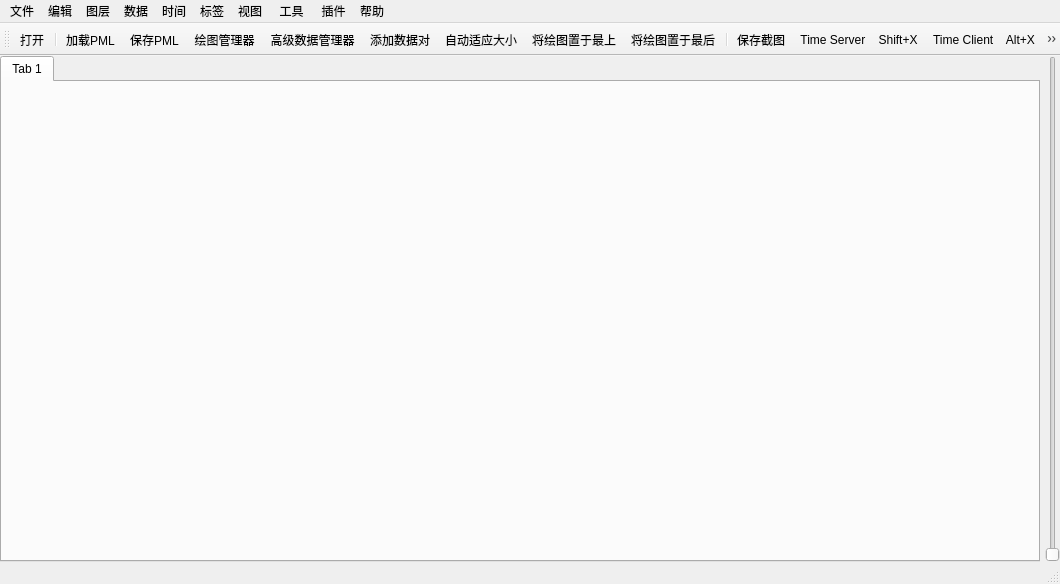
This is PlotXYDemo.ui in 23wwwtt/plotxy as Qt 5 draws it before an edit. The edited form follows.
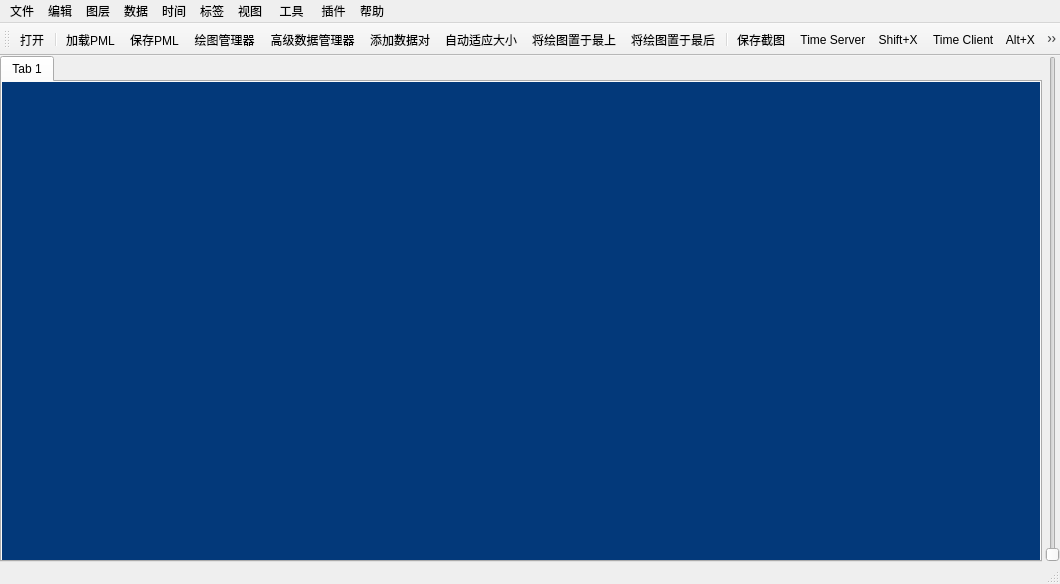
This is the edited form. Icons and pictures are not drawn.

```diff
--- a/PlotXYDemo.ui
+++ b/PlotXYDemo.ui
@@ -19,7 +19,7 @@
   <widget class="QWidget" name="centralWidget">
    <layout class="QHBoxLayout" name="horizontalLayout">
     <property name="spacing">
-     <number>5</number>
+     <number>3</number>
     </property>
     <property name="leftMargin">
      <number>0</number>
@@ -35,6 +35,14 @@
     </property>
     <item>
      <widget class="QTabWidget" name="tabWidget">
+      <property name="autoFillBackground">
+       <bool>false</bool>
+      </property>
+      <property name="styleSheet">
+       <string notr="true">QTabWidget#tabWidget QStackedWidget{
+background-color: rgb(3, 57, 122);
+}</string>
+      </property>
       <property name="currentIndex">
        <number>0</number>
       </property>
```
Left out of the diff: 4 changed lines with no effect on the pictures.
